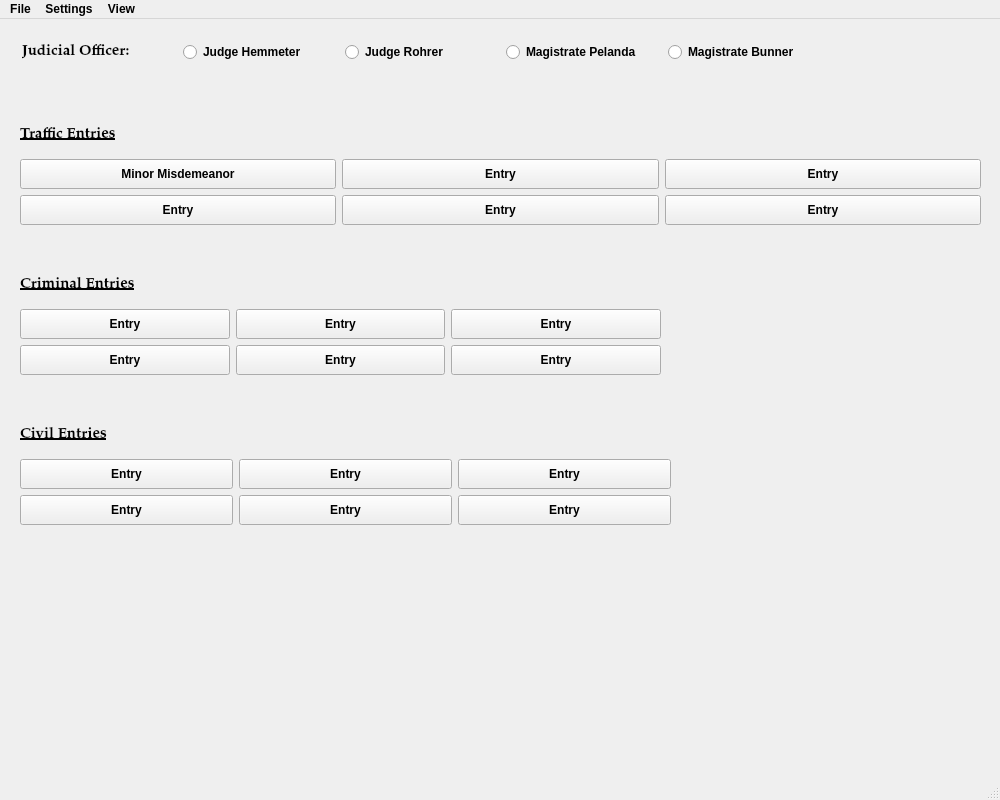
Before: the Qt Designer form resources/ui/MainWindow.ui in HunterProgram22/MuniEntry, drawn with Qt 5.
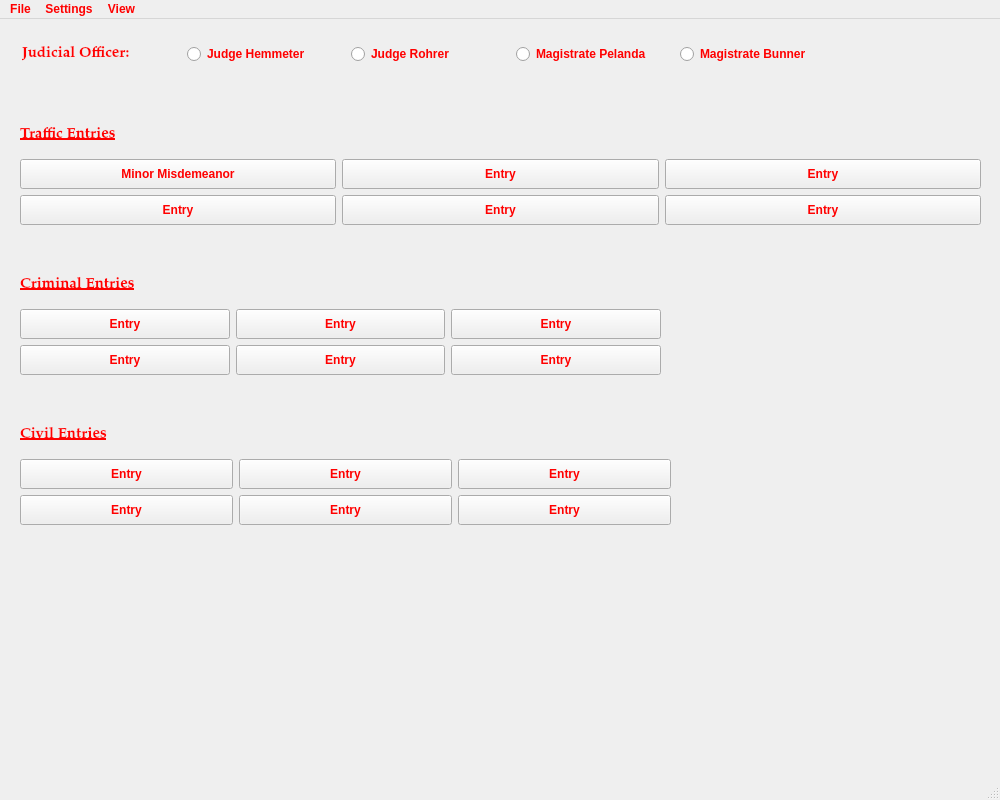
After: the same form once the commit is applied.

Commit message: Updated ver name and added red to main to show on develop branch.

Patch:
```diff
--- a/resources/ui/MainWindow.ui
+++ b/resources/ui/MainWindow.ui
@@ -30,6 +30,8 @@
   </property>
   <property name="styleSheet">
    <string notr="true">font: 75 11pt &quot;Palatino Linotype&quot;;
+color: rgb(255, 0, 0);
+selection-color: rgb(255, 0, 0);
 font-weight: bold;</string>
   </property>
   <widget class="QWidget" name="centralwidget">
@@ -372,13 +374,13 @@
      </item>
     </layout>
    </widget>
-   <widget class="QWidget" name="">
+   <widget class="QWidget" name="layoutWidget">
     <property name="geometry">
      <rect>
       <x>22</x>
       <y>20</y>
-      <width>801</width>
-      <height>27</height>
+      <width>817</width>
+      <height>31</height>
      </rect>
     </property>
     <layout class="QGridLayout" name="gridLayout">
@@ -447,7 +449,7 @@
      <x>0</x>
      <y>0</y>
      <width>1000</width>
-     <height>29</height>
+     <height>31</height>
     </rect>
    </property>
    <widget class="QMenu" name="menuFile">
```
Left out of the diff: 2 changed lines with no effect on the pictures. The commit also changes 1 other file.
